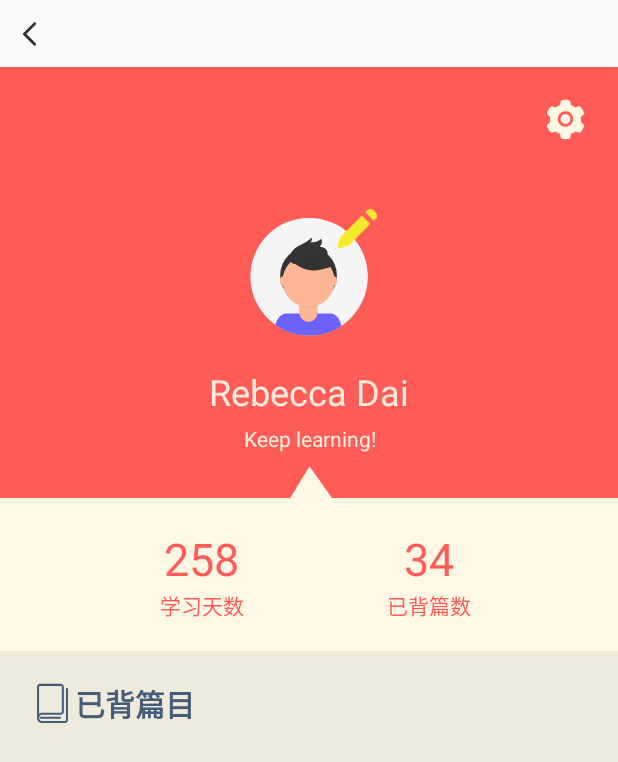
After one commit to Jia-algorithm/UDrop, an Android app: the layout activity_profile.xml on its own in the app's theme, with its tools: preview values and no code run, on a phone screen of 412 x 824 dp. The commit adds this screen. Shown: the top 762 px of the screen. Run offline under Robolectric (Android 15) with nearby library versions, the phone set to English and light mode, and no system bars.

Commit message:
finished the preliminary layout of profile page

```diff
--- /dev/null
+++ b/app/src/main/res/drawable-v24/bg_learned_text_item.xml
@@ -0,0 +1,11 @@
+<?xml version="1.0" encoding="utf-8"?>
+<shape
+    xmlns:android="http://schemas.android.com/apk/res/android"
+    android:shape="rectangle" >
+    <solid
+        android:color="@color/white" >
+    </solid>
+    <corners
+        android:radius="12dp" >
+    </corners>
+</shape>
--- /dev/null
+++ b/app/src/main/res/drawable/ic_edit.xml
@@ -0,0 +1,9 @@
+<vector xmlns:android="http://schemas.android.com/apk/res/android"
+    android:width="200.78125dp"
+    android:height="200dp"
+    android:viewportWidth="1028"
+    android:viewportHeight="1024">
+  <path
+      android:pathData="M1018.32,112.12q4.09,9.21 6.65,21.49t2.56,25.59 -5.12,26.61 -16.37,25.59q-12.28,12.28 -22,21.49t-16.89,16.37q-8.19,8.19 -15.35,14.33l-191.38,-191.38q12.28,-11.26 29.17,-27.12t28.14,-25.07q14.33,-11.26 29.68,-15.86t30.19,-4.09 28.66,4.61 24.05,9.21q21.49,11.26 47.59,39.4t40.43,58.85zM221.06,611.55q6.14,-6.14 28.66,-29.17t56.29,-56.8l74.71,-74.71 82.9,-82.9 220.04,-220.04 191.38,192.41 -220.04,220.04 -81.87,82.9q-40.94,39.91 -73.69,73.18t-54.24,54.75 -25.59,24.56q-10.23,9.21 -23.54,19.45t-27.63,16.37q-14.33,7.16 -41.96,17.4t-57.82,19.96 -57.31,16.89 -40.43,9.21q-27.63,3.07 -36.84,-8.19t-5.12,-37.87q2.05,-14.33 9.72,-41.45t16.37,-56.29 16.89,-53.73 13.3,-33.77q6.14,-14.33 13.82,-26.1t22,-26.1z"
+      android:fillColor="#f4ea2a"/>
+</vector>
--- /dev/null
+++ b/app/src/main/res/drawable/ic_profile_book.xml
@@ -0,0 +1,5 @@
+<vector android:height="30dp" android:viewportHeight="1024"
+    android:viewportWidth="1024" android:width="30dp" xmlns:android="http://schemas.android.com/apk/res/android">
+    <path android:fillColor="#455D7A" android:pathData="M682.7,859.71 L242.16,859.71c-12.15,0 -22.03,-9.89 -22.03,-22.03 0,-12.13 9.87,-22.03 22.03,-22.03l440.54,0c12.13,0 22.03,9.9 22.03,22.03C704.72,849.81 694.83,859.71 682.7,859.71z"/>
+    <path android:fillColor="#455D7A" android:pathData="M841.77,158.32c-12.96,0 -23.52,10.54 -23.52,23.52l0,705.64c0,12.96 -10.57,23.52 -23.52,23.52L277.26,911c-38.91,0 -70.56,-31.65 -70.56,-70.56 0,-38.91 31.65,-70.56 70.56,-70.56l423.38,0c38.91,0 70.57,-31.65 70.57,-70.56L771.21,134.8c0,-38.91 -31.65,-70.56 -70.57,-70.56L230.22,64.24c-38.91,0 -70.56,31.65 -70.56,70.56l0,705.64c0,64.82 52.79,117.61 117.61,117.61l517.47,0c38.91,0 70.56,-31.65 70.56,-70.57L865.29,181.85C865.29,168.87 854.73,158.32 841.77,158.32zM230.22,111.28l470.43,0c12.96,0 23.52,10.54 23.52,23.52l0,564.51c0,12.96 -10.57,23.52 -23.52,23.52l-423.38,0c-26.44,0 -50.9,8.82 -70.56,23.57L206.7,134.8C206.7,121.82 217.24,111.28 230.22,111.28z"/>
+</vector>
--- /dev/null
+++ b/app/src/main/res/drawable/ic_profile_setting.xml
@@ -0,0 +1,5 @@
+<vector android:height="30dp" android:viewportHeight="1024"
+    android:viewportWidth="1024" android:width="30dp" xmlns:android="http://schemas.android.com/apk/res/android">
+    <path android:fillColor="#FFF8E5" android:pathData="M512.5,390.6c-29.9,0 -57.9,11.6 -79.1,32.8 -21.1,21.2 -32.8,49.2 -32.8,79.1 0,29.9 11.7,57.9 32.8,79.1 21.2,21.1 49.2,32.8 79.1,32.8 29.9,0 57.9,-11.7 79.1,-32.8 21.1,-21.2 32.8,-49.2 32.8,-79.1 0,-29.9 -11.7,-57.9 -32.8,-79.1 -21.2,-21.2 -49.2,-32.8 -79.1,-32.8z"/>
+    <path android:fillColor="#FFF8E5" android:pathData="M924.8,626.1l-65.4,-55.9c3.1,-19 4.7,-38.4 4.7,-57.7s-1.6,-38.8 -4.7,-57.7l65.4,-55.9c10.1,-8.6 13.8,-22.6 9.3,-35.2l-0.9,-2.6c-18.1,-50.4 -44.8,-96.8 -79.6,-137.7l-1.8,-2.1c-8.6,-10.1 -22.5,-13.9 -35.1,-9.5l-81.2,28.9c-30,-24.6 -63.4,-44 -99.6,-57.5l-15.7,-84.9c-2.4,-13.1 -12.7,-23.3 -25.8,-25.7l-2.7,-0.5c-52,-9.4 -106.8,-9.4 -158.8,0l-2.7,0.5c-13.1,2.4 -23.4,12.6 -25.8,25.7l-15.8,85.3c-35.9,13.6 -69.1,32.9 -98.9,57.3l-81.8,-29.1c-12.5,-4.4 -26.5,-0.7 -35.1,9.5l-1.8,2.1c-34.8,41.1 -61.5,87.4 -79.6,137.7l-0.9,2.6c-4.5,12.5 -0.8,26.5 9.3,35.2l66.2,56.5c-3.1,18.8 -4.6,38 -4.6,57 0,19.2 1.5,38.4 4.6,57l-66,56.5c-10.1,8.6 -13.8,22.6 -9.3,35.2l0.9,2.6c18.1,50.3 44.8,96.8 79.6,137.7l1.8,2.1c8.6,10.1 22.5,13.9 35.1,9.5l81.8,-29.1c29.8,24.5 63,43.9 98.9,57.3l15.8,85.3c2.4,13.1 12.7,23.3 25.8,25.7l2.7,0.5c26.1,4.7 52.7,7.1 79.4,7.1 26.7,0 53.4,-2.4 79.4,-7.1l2.7,-0.5c13.1,-2.4 23.4,-12.6 25.8,-25.7l15.7,-84.9c36.2,-13.6 69.6,-32.9 99.6,-57.5l81.2,28.9c12.5,4.4 26.5,0.7 35.1,-9.5l1.8,-2.1c34.8,-41.1 61.5,-87.4 79.6,-137.7l0.9,-2.6c4.3,-12.4 0.6,-26.3 -9.5,-35zM512.5,678.3c-97.1,0 -175.8,-78.7 -175.8,-175.8s78.7,-175.8 175.8,-175.8 175.8,78.7 175.8,175.8 -78.7,175.8 -175.8,175.8z"/>
+</vector>
--- /dev/null
+++ b/app/src/main/res/drawable/temp_profile_head.xml
@@ -0,0 +1,66 @@
+<vector xmlns:android="http://schemas.android.com/apk/res/android"
+    xmlns:aapt="http://schemas.android.com/aapt"
+    android:width="698dp"
+    android:height="698dp"
+    android:viewportWidth="698"
+    android:viewportHeight="698">
+  <path
+      android:pathData="M349,349m-349,0a349,349 0,1 1,698 0a349,349 0,1 1,-698 0"
+      android:strokeAlpha="0.5"
+      android:fillAlpha="0.5">
+    <aapt:attr name="android:fillColor">
+      <gradient
+          android:startY="698"
+          android:startX="349"
+          android:endY="0"
+          android:endX="349"
+          android:type="linear">
+        <item android:offset="0" android:color="#3F808080"/>
+        <item android:offset="0.54" android:color="#1E808080"/>
+        <item android:offset="1" android:color="#19808080"/>
+      </gradient>
+    </aapt:attr>
+  </path>
+  <path
+      android:pathData="M349.68,346.77m-341.64,0a341.64,341.64 0,1 1,683.28 0a341.64,341.64 0,1 1,-683.28 0"
+      android:fillColor="#f5f5f5"/>
+  <path
+      android:pathData="M350,689.76a340,340 0,0 0,187.79 -56.2c-12.59,-68.8 -60.5,-72.72 -60.5,-72.72L213.09,560.84s-45.21,3.71 -59.33,67A340.07,340.07 0,0 0,350 689.76Z"
+      android:fillColor="#6c63ff"/>
+  <path
+      android:pathData="M346.37,339.57m-164.9,0a164.9,164.9 0,1 1,329.8 0a164.9,164.9 0,1 1,-329.8 0"
+      android:fillColor="#333"/>
+  <path
+      android:fillColor="#FF000000"
+      android:pathData="M293.15,476.92H398.81a0,0 0,0 1,0 0v84.53A52.83,52.83 0,0 1,346 614.28h0a52.83,52.83 0,0 1,-52.83 -52.83V476.92a0,0 0,0 1,0 0Z"
+      android:strokeAlpha="0.1"
+      android:fillAlpha="0.1"/>
+  <path
+      android:pathData="M296.5,473h99a3.35,3.35 0,0 1,3.35 3.35v81.18A52.83,52.83 0,0 1,346 610.37h0a52.83,52.83 0,0 1,-52.83 -52.83V476.35A3.35,3.35 0,0 1,296.5 473Z"
+      android:fillColor="#fdb797"/>
+  <path
+      android:fillColor="#FF000000"
+      android:pathData="M293.34,516.82a152.07,152.07 0,0 0,105.66 0.29v-13L293.34,504.11Z"
+      android:strokeAlpha="0.1"
+      android:fillAlpha="0.1"/>
+  <path
+      android:pathData="M346.37,372.44m-151.45,0a151.45,151.45 0,1 1,302.9 0a151.45,151.45 0,1 1,-302.9 0"
+      android:fillColor="#fdb797"/>
+  <path
+      android:fillColor="#FF000000"
+      android:pathData="M238.49,234.68S302.32,364.24 482.37,289l-41.92,-65.73 -74.31,-26.67Z"
+      android:strokeAlpha="0.1"
+      android:fillAlpha="0.1"/>
+  <path
+      android:pathData="M238.49,232.78s63.83,129.56 243.88,54.3l-41.92,-65.73 -74.31,-26.67Z"
+      android:fillColor="#333"/>
+  <path
+      android:pathData="M237.93,224a87.49,87.49 0,0 1,21.69 -35.27c29.79,-29.45 78.63,-35.66 103.68,-69.24 6,9.32 1.36,23.65 -9,27.65 24,-0.16 51.81,-2.26 65.38,-22a44.89,44.89 0,0 1,-7.57 47.4c21.27,1 44,15.4 45.34,36.65 0.92,14.16 -8,27.56 -19.59,35.68s-25.71,11.85 -39.56,14.9C357.86,268.7 211.54,306.07 237.93,224Z"
+      android:fillColor="#333"/>
+  <path
+      android:pathData="M180.77,372.3a14.09,26.42 0,1 0,28.18 0a14.09,26.42 0,1 0,-28.18 0z"
+      android:fillColor="#fdb797"/>
+  <path
+      android:pathData="M483.71,372.3a14.09,26.42 0,1 0,28.18 0a14.09,26.42 0,1 0,-28.18 0z"
+      android:fillColor="#fdb797"/>
+</vector>
--- /dev/null
+++ b/app/src/main/res/drawable/triangle_up.xml
@@ -0,0 +1,9 @@
+<vector xmlns:android="http://schemas.android.com/apk/res/android"
+    android:width="200dp"
+    android:height="200dp"
+    android:viewportWidth="1024"
+    android:viewportHeight="1024">
+  <path
+      android:pathData="M1024,1024 L72.84,1024 512,300Z"
+      android:fillColor="#FFF8E5"/>
+</vector>
--- /dev/null
+++ b/app/src/main/res/layout/activity_profile.xml
@@ -0,0 +1,175 @@
+<?xml version="1.0" encoding="utf-8"?>
+<androidx.constraintlayout.widget.ConstraintLayout xmlns:android="http://schemas.android.com/apk/res/android"
+    xmlns:app="http://schemas.android.com/apk/res-auto"
+    xmlns:tools="http://schemas.android.com/tools"
+    android:layout_width="match_parent"
+    android:layout_height="match_parent">
+
+    <include
+        android:id="@+id/profile_toolbar"
+        layout="@layout/toolbar" />
+
+    <androidx.constraintlayout.widget.ConstraintLayout
+        android:id="@+id/user_head"
+        android:layout_width="match_parent"
+        android:layout_height="wrap_content"
+        android:background="@color/red_0"
+        app:layout_constraintStart_toStartOf="parent"
+        app:layout_constraintTop_toBottomOf="@id/profile_toolbar">
+
+        <ImageView
+            android:layout_width="wrap_content"
+            android:layout_height="wrap_content"
+            android:layout_margin="20dp"
+            android:src="@drawable/ic_profile_setting"
+            app:layout_constraintEnd_toEndOf="parent"
+            app:layout_constraintTop_toTopOf="parent" />
+
+        <ImageView
+            android:id="@+id/profile_head_icon"
+            android:layout_width="80dp"
+            android:layout_height="80dp"
+            android:layout_marginTop="100dp"
+            android:src="@drawable/temp_profile_head"
+            app:layout_constraintEnd_toEndOf="parent"
+            app:layout_constraintStart_toStartOf="parent"
+            app:layout_constraintTop_toTopOf="parent" />
+
+        <ImageView
+            android:id="@+id/profile_edit_icon"
+            android:layout_width="30dp"
+            android:layout_height="30dp"
+            android:layout_marginStart="55dp"
+            android:layout_marginBottom="55dp"
+            android:src="@drawable/ic_edit"
+            app:layout_constraintBottom_toBottomOf="@id/profile_head_icon"
+            app:layout_constraintStart_toStartOf="@id/profile_head_icon" />
+
+        <TextView
+            android:id="@+id/profile_user_name"
+            android:layout_width="wrap_content"
+            android:layout_height="wrap_content"
+            android:layout_marginTop="20dp"
+            android:textColor="@color/orange_0"
+            android:textSize="24sp"
+            app:layout_constraintEnd_toEndOf="parent"
+            app:layout_constraintStart_toStartOf="parent"
+            app:layout_constraintTop_toBottomOf="@id/profile_head_icon"
+            tools:text="Rebecca Dai" />
+
+        <TextView
+            android:id="@+id/profile_motto"
+            android:layout_width="0dp"
+            android:layout_height="wrap_content"
+            android:layout_marginHorizontal="20dp"
+            android:layout_marginVertical="5dp"
+            android:ellipsize="end"
+            android:lines="1"
+            android:textAlignment="center"
+            android:textColor="@color/orange_0"
+            app:layout_constraintEnd_toEndOf="parent"
+            app:layout_constraintStart_toStartOf="parent"
+            app:layout_constraintTop_toBottomOf="@id/profile_user_name"
+            tools:text="Keep learning!" />
+
+        <ImageView
+            android:layout_width="30dp"
+            android:layout_height="30dp"
+            android:src="@drawable/triangle_up"
+            app:layout_constraintEnd_toEndOf="parent"
+            app:layout_constraintStart_toStartOf="parent"
+            app:layout_constraintTop_toBottomOf="@id/profile_motto" />
+    </androidx.constraintlayout.widget.ConstraintLayout>
+
+    <androidx.constraintlayout.widget.ConstraintLayout
+        android:id="@+id/profile_data"
+        android:layout_width="match_parent"
+        android:layout_height="wrap_content"
+        android:background="@color/white_0"
+        android:paddingVertical="20dp"
+        app:layout_constraintStart_toStartOf="parent"
+        app:layout_constraintTop_toBottomOf="@id/user_head">
+
+        <TextView
+            android:id="@+id/learned_days_data"
+            android:layout_width="wrap_content"
+            android:layout_height="wrap_content"
+            android:textColor="@color/red_0"
+            android:textSize="30dp"
+            app:layout_constraintEnd_toStartOf="@id/learned_texts_data"
+            app:layout_constraintStart_toStartOf="parent"
+            app:layout_constraintTop_toTopOf="parent"
+            tools:text="258" />
+
+        <TextView
+            android:id="@+id/profile_learned_days"
+            android:layout_width="wrap_content"
+            android:layout_height="wrap_content"
+            android:text="学习天数"
+            android:textColor="@color/red_0"
+            app:layout_constraintEnd_toEndOf="@id/learned_days_data"
+            app:layout_constraintStart_toStartOf="@id/learned_days_data"
+            app:layout_constraintTop_toBottomOf="@id/learned_days_data" />
+
+        <TextView
+            android:id="@+id/learned_texts_data"
+            android:layout_width="wrap_content"
+            android:layout_height="wrap_content"
+            android:textColor="@color/red_0"
+            android:textSize="30dp"
+            app:layout_constraintEnd_toEndOf="parent"
+            app:layout_constraintStart_toEndOf="@id/learned_days_data"
+            app:layout_constraintTop_toTopOf="parent"
+            tools:text="34" />
+
+        <TextView
+            android:id="@+id/learned_texts"
+            android:layout_width="wrap_content"
+            android:layout_height="wrap_content"
+            android:text="已背篇数"
+            android:textColor="@color/red_0"
+            app:layout_constraintEnd_toEndOf="@id/learned_texts_data"
+            app:layout_constraintStart_toStartOf="@id/learned_texts_data"
+            app:layout_constraintTop_toBottomOf="@id/learned_texts_data" />
+    </androidx.constraintlayout.widget.ConstraintLayout>
+
+    <androidx.constraintlayout.widget.ConstraintLayout
+        android:id="@+id/review_learned_texts"
+        android:layout_width="match_parent"
+        android:layout_height="0dp"
+        android:background="@color/gary_0"
+        android:padding="20dp"
+        app:layout_constraintBottom_toBottomOf="parent"
+        app:layout_constraintStart_toStartOf="parent"
+        app:layout_constraintTop_toBottomOf="@id/profile_data">
+        <ImageView
+            android:id="@+id/review_icon"
+            android:layout_width="wrap_content"
+            android:layout_height="wrap_content"
+            android:src="@drawable/ic_profile_book"
+            app:layout_constraintTop_toTopOf="parent"
+            app:layout_constraintStart_toStartOf="parent"/>
+        <TextView
+            android:id="@+id/review_title"
+            android:layout_width="wrap_content"
+            android:layout_height="wrap_content"
+            android:text="已背篇目"
+            android:textColor="@color/black_blue"
+            android:textSize="20sp"
+            android:textStyle="bold"
+            app:layout_constraintStart_toEndOf="@id/review_icon"
+            app:layout_constraintTop_toTopOf="@id/review_icon"
+            app:layout_constraintBottom_toBottomOf="@id/review_icon"/>
+
+        <androidx.recyclerview.widget.RecyclerView
+            android:id="@+id/review_item"
+            android:layout_width="match_parent"
+            android:layout_height="0dp"
+            android:layout_marginTop="16dp"
+            app:layout_constraintBottom_toBottomOf="parent"
+            app:layout_constraintStart_toStartOf="parent"
+            app:layout_constraintTop_toBottomOf="@id/review_title" />
+    </androidx.constraintlayout.widget.ConstraintLayout>
+
+
+</androidx.constraintlayout.widget.ConstraintLayout>
--- /dev/null
+++ b/app/src/main/res/layout/profile_learned_texts_item.xml
@@ -0,0 +1,50 @@
+<?xml version="1.0" encoding="utf-8"?>
+<androidx.constraintlayout.widget.ConstraintLayout xmlns:android="http://schemas.android.com/apk/res/android"
+    android:layout_width="match_parent"
+    android:layout_height="wrap_content"
+    android:background="@drawable/bg_learned_text_item"
+    xmlns:app="http://schemas.android.com/apk/res-auto"
+    xmlns:tools="http://schemas.android.com/tools"
+    android:padding="20dp">
+    <ImageView
+        android:id="@+id/text_picture"
+        android:layout_width="80dp"
+        android:layout_height="80dp"
+        app:layout_constraintTop_toTopOf="parent"
+        app:layout_constraintStart_toStartOf="parent"
+        />
+    <TextView
+        android:id="@+id/text_title"
+        android:layout_width="wrap_content"
+        android:layout_height="wrap_content"
+        android:textStyle="bold"
+        android:textSize="20dp"
+        android:textColor="@color/black"
+        android:layout_marginStart="20dp"
+        app:layout_constraintStart_toEndOf="@id/text_picture"
+        app:layout_constraintTop_toTopOf="parent"
+        tools:text="岳阳楼记"/>
+    <TextView
+        android:id="@+id/text_writer"
+        android:layout_width="wrap_content"
+        android:layout_height="wrap_content"
+        android:layout_marginStart="10dp"
+        app:layout_constraintStart_toEndOf="@id/text_title"
+        app:layout_constraintBottom_toBottomOf="@id/text_title"
+        tools:text="北宋·范仲淹"/>
+    <TextView
+        android:layout_width="0dp"
+        android:layout_height="wrap_content"
+        app:layout_constraintStart_toStartOf="@id/text_title"
+        app:layout_constraintEnd_toEndOf="parent"
+        app:layout_constraintTop_toBottomOf="@id/text_title"
+        android:layout_marginTop="10dp"
+        android:maxLines="2"
+        android:ellipsize="end"
+        tools:text="庆历四年春，滕子京谪守巴陵郡。越明年，政通人和，百废具兴，乃重修岳阳楼，增其旧制，刻唐贤今人诗赋于其上，属予作文以记之."
+        />
+
+
+
+
+</androidx.constraintlayout.widget.ConstraintLayout>
--- a/app/src/main/res/values/colors.xml
+++ b/app/src/main/res/values/colors.xml
@@ -6,11 +6,15 @@
     <color name="teal_200">#FF03DAC5</color>
     <color name="teal_700">#FF018786</color>
     <color name="black">#FF000000</color>
+    <color name="black_blue">#455D7A</color>
+    <color name="gary_0">#EEEBDD</color>
     <color name="white">#FFFFFFFF</color>
+    <color name="white_0">#FFF8E5</color>
     <color name="border_light">#CCCCCC</color>
     <color name="text_light">#95A1AA</color>
     <color name="yellow_0">#F7F3E9</color>
     <color name="orange_0">#FCECDD</color>
     <color name="orange_1">#FEA82F</color>
     <color name="orange_2">#FF6701</color>
+    <color name="red_0">#FF5C58</color>
 </resources>
```
